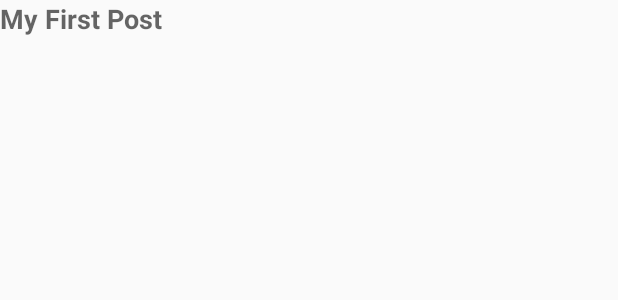
After one commit to peterpandayang/TeenPlus, an Android app: the layout feed_text.xml on its own in the app's theme, with its tools: preview values and no code run, on a phone screen of 412 x 824 dp. The commit adds this screen. Shown: the top 300 px of the screen. Run offline under Robolectric (Android 15) with nearby library versions, the phone set to English and light mode, and no system bars.

Commit message:
add function to display the list of feeds

```diff
--- a/app/build.gradle
+++ b/app/build.gradle
@@ -20,6 +20,7 @@ android {
 
 dependencies {
     implementation fileTree(include: ['*.jar'], dir: 'libs')
+
     implementation 'com.android.support:appcompat-v7:26.1.0'
     implementation 'com.android.support.constraint:constraint-layout:1.0.2'
     testImplementation 'junit:junit:4.12'
@@ -36,6 +37,10 @@ dependencies {
     // CardView
     compile 'com.android.support:cardview-v7:26.1.0'
 
+    compile 'com.firebaseui:firebase-ui-database:0.4.1'
+//    compile 'com.firebaseui:firebase-ui-database:3.1.0'
+//    compile 'com.firebaseui:firebase-ui-database:2.1.1'
+
     // volley http library
     implementation 'com.android.volley:volley:1.0.0'
     implementation 'com.google.code.gson:gson:2.6.2'
--- a/app/src/main/AndroidManifest.xml
+++ b/app/src/main/AndroidManifest.xml
@@ -1,6 +1,8 @@
 <?xml version="1.0" encoding="utf-8"?>
 <manifest xmlns:android="http://schemas.android.com/apk/res/android"
     package="com.example.bingkunyang.teenplus">
+
+    <uses-permission android:name="android.permission.INTERNET"/>n
 
     <application
         android:allowBackup="true"
--- a/app/src/main/java/com/example/bingkunyang/teenplus/SearchFragment.java
+++ b/app/src/main/java/com/example/bingkunyang/teenplus/com/example/bingkunyang/teenplus/fragment/SearchFragment.java
@@ -1,10 +1,12 @@
-package com.example.bingkunyang.teenplus;
+package com.example.bingkunyang.teenplus.com.example.bingkunyang.teenplus.fragment;
 
 import android.os.Bundle;
 import android.support.v4.app.Fragment;
 import android.view.LayoutInflater;
 import android.view.View;
 import android.view.ViewGroup;
+
+import com.example.bingkunyang.teenplus.R;
 
 /**
  * Created by bingkunyang on 3/15/18.
--- /dev/null
+++ b/app/src/main/res/layout/feed_text.xml
@@ -0,0 +1,24 @@
+<?xml version="1.0" encoding="utf-8"?>
+<LinearLayout xmlns:android="http://schemas.android.com/apk/res/android"
+    xmlns:tools="http://schemas.android.com/tools"
+    android:layout_width="match_parent"
+    android:layout_height="match_parent"
+    android:orientation="vertical">
+
+    <TextView
+        android:id="@+id/feed_email"
+        style="@style/TextAppearance.AppCompat.Medium"
+        android:layout_width="wrap_content"
+        android:layout_height="wrap_content"
+        android:ellipsize="end"
+        android:maxLines="1"
+        android:textStyle="bold"
+        tools:text="My First Post" />
+
+    <TextView
+        android:id="@+id/feed_content"
+        android:layout_width="wrap_content"
+        android:layout_height="wrap_content"
+        android:layout_marginTop="5dp" />
+
+</LinearLayout>
--- a/app/src/main/res/layout/fragment_search.xml
+++ b/app/src/main/res/layout/fragment_search.xml
@@ -3,7 +3,7 @@
     android:layout_width="match_parent"
     android:layout_height="match_parent"
     android:background="#f1f5f7"
-    tools:context="com.example.bingkunyang.teenplus.SearchFragment">
+    tools:context="com.example.bingkunyang.teenplus.com.example.bingkunyang.teenplus.fragment.SearchFragment">
 
     <LinearLayout
         android:layout_width="match_parent"
```
Also changed, not shown: app/src/main/java/com/example/bingkunyang/teenplus/FeedFragment.java (deleted, +0 -41 lines), app/src/main/java/com/example/bingkunyang/teenplus/HomeActivity.java (+57 -0 lines), app/src/main/java/com/example/bingkunyang/teenplus/com/example/bingkunyang/teenplus/fragment/FeedFragment.java (added, +118 -0 lines), app/src/main/java/com/example/bingkunyang/teenplus/com/example/bingkunyang/teenplus/model/Feed.java (added, +27 -0 lines), app/src/main/java/com/example/bingkunyang/teenplus/com/example/bingkunyang/teenplus/viewholder/FeedViewHolder.java (added, +32 -0 lines), app/src/main/res/layout/feed_item.xml (added, +22 -0 lines), app/src/main/res/layout/fragment_feed.xml (+5 -4 lines), app/src/main/res/menu/feed_menu.xml (+6 -5 lines).
